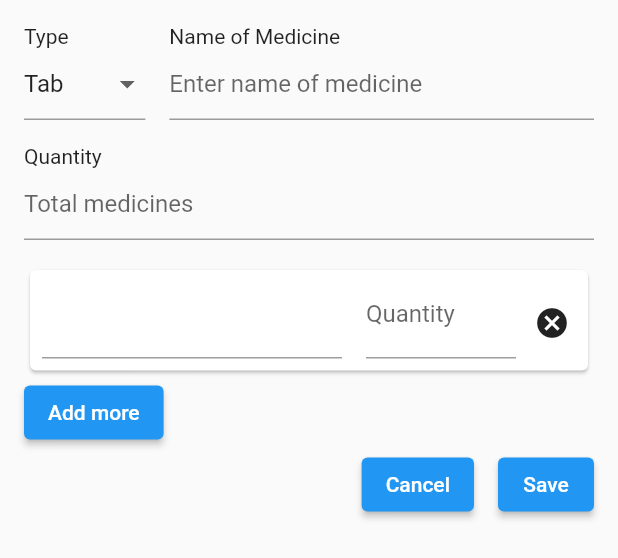
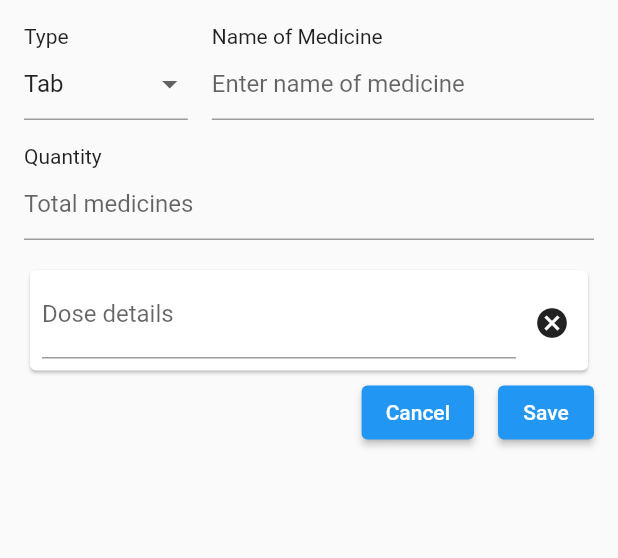
Before and after one commit to Jainysh/rx-prescription-flutter, a Flutter app: the MedicineInput widget shown alone on an empty page, opened directly, after a tap on "Add Dosage Information", on a phone screen of 412 x 824 dp. Shown: the top 558 px of the screen. Run offline on Flutter 3.47's test engine with Material 2 defaults, Android fonts, the phone set to English and light mode, and no system bars; drawn by our look-alikes of reactive_forms; our stand-ins replace open_file, pdf, permission_handler.

Commit message:
final changes

```diff
--- a/lib/component/medicine_card.dart
+++ b/lib/component/medicine_card.dart
@@ -83,7 +83,8 @@ String formatMedicineFrequency(Medicine medicine) {
   String result = '';
   for (var i = 0; i < (medicine.frequency ?? []).length; i++) {
     result +=
-        '${medicine.frequency![i].quantity} ${medicine.frequency![i].details} ${i != (medicine.frequency ?? []).length - 1 ? " -- " : ''}';
+        // '${medicine.frequency![i].quantity} ${medicine.frequency![i].details} ${i != (medicine.frequency ?? []).length - 1 ? " -- " : ''}';
+        '${medicine.frequency![i].details} ${i != (medicine.frequency ?? []).length - 1 ? " -- " : ''}';
   }
   return result;
 }
--- a/lib/component/medicine_input.dart
+++ b/lib/component/medicine_input.dart
@@ -39,7 +39,7 @@ class _MedicineInputState extends State<MedicineInput> {
       for (var frequencyData in medicineData!.frequency ?? []) {
         final frequencyGroup = FormGroup({
           'details': FormControl<String>(value: frequencyData.details),
-          'quantity': FormControl<int>(value: frequencyData.quantity),
+          // 'quantity': FormControl<int>(value: frequencyData.quantity),
         });
         frequencyControl.add(frequencyGroup);
       }
@@ -59,7 +59,7 @@ class _MedicineInputState extends State<MedicineInput> {
             Row(
               children: [
                 Expanded(
-                  flex: 2,
+                  flex: 3,
                   child: Column(
                     crossAxisAlignment: CrossAxisAlignment.start,
                     children: [
@@ -74,6 +74,22 @@ class _MedicineInputState extends State<MedicineInput> {
                           DropdownMenuItem<String>(
                             value: 'Cap',
                             child: Text('Cap'),
+                          ),
+                          DropdownMenuItem<String>(
+                            value: 'Syp',
+                            child: Text('Syp'),
+                          ),
+                          DropdownMenuItem<String>(
+                            value: 'Cream',
+                            child: Text('Cream'),
+                          ),
+                          DropdownMenuItem<String>(
+                            value: 'Ointment',
+                            child: Text('Ointment'),
+                          ),
+                          DropdownMenuItem<String>(
+                            value: 'Soln',
+                            child: Text('Soln'),
                           ),
                         ],
                       ),
@@ -142,21 +158,21 @@ class _MedicineInputState extends State<MedicineInput> {
                       form.control('frequency.$index') as FormGroup;
                   final detailsControl =
                       frequencyControl.control('details') as FormControl;
-                  final quantityControl =
-                      frequencyControl.control('quantity') as FormControl;
-                  final dosageNames = [
-                    'Sakali', //'सकाळी नाष्टा नंतर',
-                    'Ratri', //'रात्री',
-                    // 'सकाळी',
-                    'Sandhyakali' // ,'संध्याकाळी जेवणानंतर'
-                  ];
-                  List<DropdownMenuItem<dynamic>> dosageDropdown = [];
-                  for (var dosage in dosageNames) {
-                    dosageDropdown.add(DropdownMenuItem<String>(
-                      value: dosage,
-                      child: Text(dosage),
-                    ));
-                  }
+                  // final quantityControl =
+                  //     frequencyControl.control('quantity') as FormControl;
+                  // final dosageNames = [
+                  //   'Sakali', //'सकाळी नाष्टा नंतर',
+                  //   'Ratri', //'रात्री',
+                  //   // 'सकाळी',
+                  //   'Sandhyakali' // ,'संध्याकाळी जेवणानंतर'
+                  // ];
+                  // List<DropdownMenuItem<dynamic>> dosageDropdown = [];
+                  // for (var dosage in dosageNames) {
+                  //   dosageDropdown.add(DropdownMenuItem<String>(
+                  //     value: dosage,
+                  //     child: Text(dosage),
+                  //   ));
+                  // }
                   return Card(
                       child: Padding(
                     padding: const EdgeInsets.fromLTRB(8, 0, 0, 8),
@@ -164,34 +180,42 @@ class _MedicineInputState extends State<MedicineInput> {
                         crossAxisAlignment: CrossAxisAlignment.end,
                         children: [
                           Expanded(
-                              flex: 6,
-                              child: Autocomplete<String>(
-                                  optionsBuilder:
-                                      (TextEditingValue textEditingValue) {
-                                    if (textEditingValue.text == '') {
-                                      return dosageNames;
-                                    }
-                                    detailsControl.value =
-                                        textEditingValue.text;
-                                    return dosageNames.where((String option) {
-                                      return option.toLowerCase().contains(
-                                          textEditingValue.text.toLowerCase());
-                                    });
-                                  },
-                                  onSelected: (String selection) {
-                                    detailsControl.value = selection;
-                                  },
-                                  initialValue: TextEditingValue(
-                                      text: detailsControl.value ?? ""))),
-                          const SizedBox(width: 16.0),
-                          Expanded(
-                              flex: 3,
+                              // flex: 6,
                               child: ReactiveTextField(
-                                  formControl: quantityControl,
-                                  keyboardType: TextInputType.number,
+                                  formControl: detailsControl,
+                                  // keyboardType: TextInputType.number,
                                   decoration: const InputDecoration(
-                                    labelText: 'Quantity',
+                                    labelText: 'Dose details',
                                   ))),
+                          // Expanded(
+                          //     flex: 6,
+                          //     child: Autocomplete<String>(
+                          //         optionsBuilder:
+                          //             (TextEditingValue textEditingValue) {
+                          //           if (textEditingValue.text == '') {
+                          //             return dosageNames;
+                          //           }
+                          //           detailsControl.value =
+                          //               textEditingValue.text;
+                          //           return dosageNames.where((String option) {
+                          //             return option.toLowerCase().contains(
+                          //                 textEditingValue.text.toLowerCase());
+                          //           });
+                          //         },
+                          //         onSelected: (String selection) {
+                          //           detailsControl.value = selection;
+                          //         },
+                          //         initialValue: TextEditingValue(
+                          //             text: detailsControl.value ?? ""))),
+                          // const SizedBox(width: 16.0),
+                          // Expanded(
+                          //     flex: 3,
+                          //     child: ReactiveTextField(
+                          //         formControl: quantityControl,
+                          //         keyboardType: TextInputType.number,
+                          //         decoration: const InputDecoration(
+                          //           labelText: 'Quantity',
+                          //         ))),
                           IconButton(
                             onPressed: () {
                               final formArray =
@@ -204,18 +228,20 @@ class _MedicineInputState extends State<MedicineInput> {
                         ]),
                   ));
                 }),
+            if (form.control('frequency').value.length == 0)
               ElevatedButton(
                   onPressed: () {
                     final formArray = form.control('frequency') as FormArray;
                     formArray.add(FormGroup({
                       'details': FormControl<String>(),
-                    'quantity': FormControl<int>(),
+                      // 'quantity': FormControl<int>(),
                     }));
                     setState(() {});
                   },
-                child: Text(form.control('frequency').value.length > 0
-                    ? 'Add more'
-                    : 'Add Dosage Information')),
+                  // child: Text(form.control('frequency').value.length > 0
+                  //     ? 'Add more'
+                  //     : 'Add Dosage Information')),
+                  child: const Text('Add Dosage Information')),
             Row(
               mainAxisAlignment: MainAxisAlignment.end,
               children: [
@@ -231,9 +257,9 @@ class _MedicineInputState extends State<MedicineInput> {
                     if (form.valid) {
                       final List<Frequency> frequencyValue = [];
                       for (var val in form.control("frequency").value) {
-                        final Frequency listItem = Frequency(
-                            details: val['details'],
-                            quantity: val['quantity'] ?? 0);
+                        final Frequency listItem =
+                            Frequency(details: val['details']);
+                        // quantity: val['quantity'] ?? 0);
                         frequencyValue.add(listItem);
                       }
 
--- a/lib/types/medicine.dart
+++ b/lib/types/medicine.dart
@@ -1,13 +1,13 @@
 class Prescription {
   final String patientName;
-  final String gender;
-  final int age;
+  final String? gender;
+  final int? age;
   final List<Medicine> medicines = [];
 
   Prescription(
       {required this.patientName,
-      required this.gender,
-      required this.age,
+      this.gender,
+      this.age,
       });
 }
 
@@ -29,7 +29,7 @@ class Medicine {
 
 class Frequency {
   final String details;
-  final int quantity;
+  final int? quantity;
 
-  Frequency({required this.details, required this.quantity});
+  Frequency({required this.details, this.quantity});
 }
--- a/pubspec.yaml
+++ b/pubspec.yaml
@@ -65,8 +65,8 @@ flutter:
   uses-material-design: true
 
   # To add assets to your application, add an assets section, like this:
-  # assets:
-  #   - images/a_dot_burr.jpeg
+  assets:
+    - assets/images/header.png
   #   - images/a_dot_ham.jpeg
 
   # An image asset can refer to one or more resolution-specific "variants", see
```
Also changed, not shown: lib/main.dart (+99 -59 lines), assets/images/header.png (added), 1 other file. Lines whose indentation alone changed are shown as unchanged.
